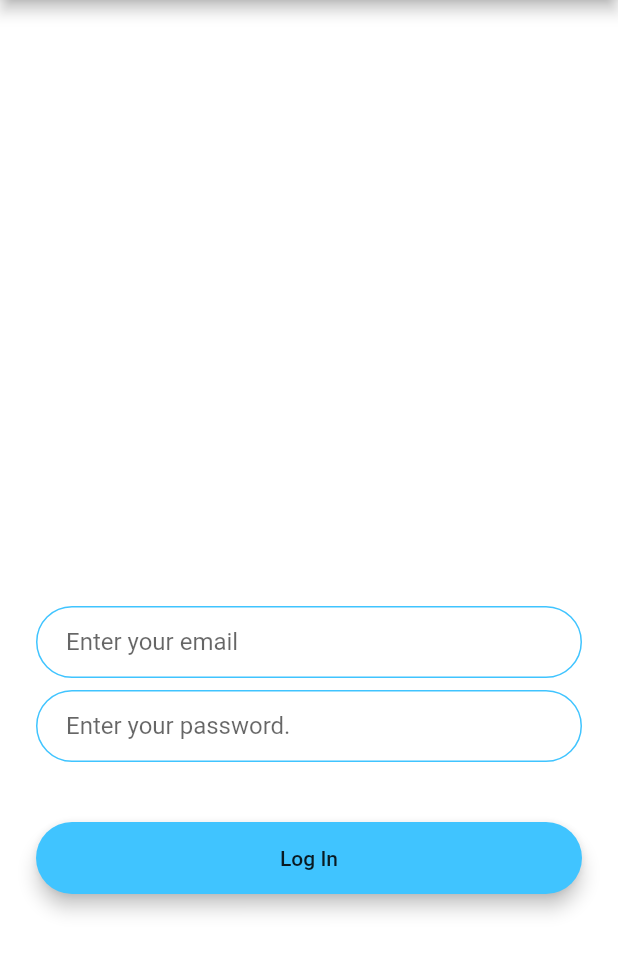
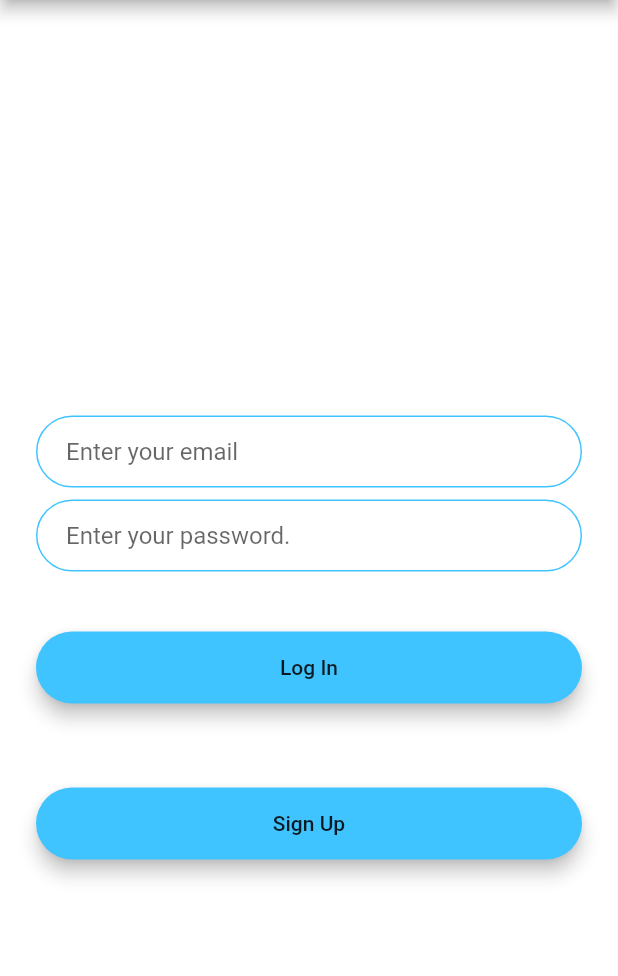
Before and after one commit to ramprasath2511/bloc-pattern-app, a Flutter app: the screen it shows after launch, on a phone screen of 412 x 824 dp, the part 84-1060 px from its top. Run offline on Flutter 3.47's test engine with Material 2 defaults, Android fonts, the phone set to English and light mode, and no system bars.

Commit message:
signup button placed

```diff
--- a/lib/login_screen.dart
+++ b/lib/login_screen.dart
@@ -17,7 +17,7 @@ class _LoginScreenState extends State<LoginScreen> {
           crossAxisAlignment: CrossAxisAlignment.stretch,
           children: <Widget>[
             Container(
-              height: 200.0,
+              height: 50.0,
               // child: Image.asset('images/logo.png'),
             ),
             SizedBox(
@@ -93,6 +93,27 @@ class _LoginScreenState extends State<LoginScreen> {
                 ),
               ),
             ),
+            SizedBox(
+              height: 24.0,
+            ),
+            Padding(
+              padding: EdgeInsets.symmetric(vertical: 16.0),
+              child: Material(
+                color: Colors.lightBlueAccent,
+                borderRadius: BorderRadius.all(Radius.circular(30.0)),
+                elevation: 5.0,
+                child: MaterialButton(
+                  onPressed: () {
+                    //Implement login functionality.
+                  },
+                  minWidth: 200.0,
+                  height: 42.0,
+                  child: Text(
+                    'Sign Up',
+                  ),
+                ),
+              ),
+            ),
           ],
         ),
       ),
```
